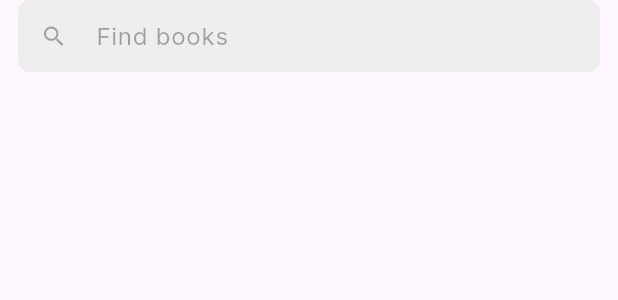
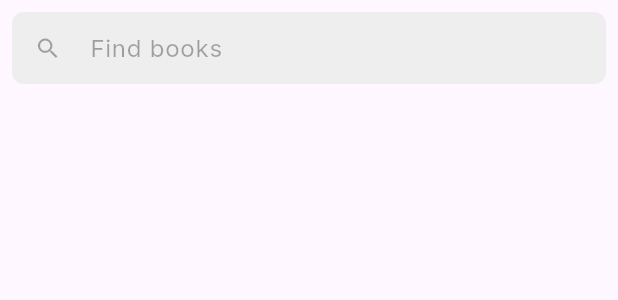
Before and after one commit to ekarobyanto/library_app, a Flutter app: the AppSearchbar widget shown alone on an empty page, opened directly, on a phone screen of 412 x 824 dp. Shown: the top 300 px of the screen. Run offline on Flutter 3.47's test engine with Material 3 defaults, Android fonts, the phone set to English and light mode, and no system bars; our stand-ins replace bloc, cached_network_image, dio, dropdown_search, email_validator, file_picker and 13 more; accounts and stored records are empty; network calls fail.

Commit message:
i forget what i've do, just read the code ehe

```diff
--- a/lib/main.dart
+++ b/lib/main.dart
@@ -11,5 +11,5 @@ void main() async {
   WidgetsFlutterBinding.ensureInitialized();
   await Firebase.initializeApp(options: DefaultFirebaseOptions.currentPlatform);
   Bloc.observer = StateObserver();
-  runApp(const App());
+  runApp(App());
 }
--- a/lib/src/app.dart
+++ b/lib/src/app.dart
@@ -12,20 +12,18 @@ import 'package:library_app/src/router/router.dart';
 import 'package:library_app/src/theme/app_theme.dart';
 
 class App extends StatelessWidget {
-  const App({super.key});
+  App({super.key});
 
   @override
   Widget build(BuildContext context) {
     return MultiRepositoryProvider(
       providers: [
         RepositoryProvider(
-          lazy: false,
           create: (context) => FirebaseAuthService(
             FirebaseAuth.instance,
           ),
         ),
         RepositoryProvider(
-          lazy: false,
           create: (context) => FirebaseRemoteConfigService(
             FirebaseRemoteConfig.instance,
           )..initialize(),
@@ -56,7 +54,13 @@ class App extends StatelessWidget {
           title: 'Library App',
           routerConfig: router,
           debugShowCheckedModeBanner: false,
-          theme: ThemeData(
+          theme: appThemeData,
+        ),
+      ),
+    );
+  }
+
+  final ThemeData appThemeData = ThemeData(
     primaryColor: color.primaryColor,
     splashColor: color.primaryShade,
     fontFamily: appFont.fontFamily,
@@ -78,9 +82,5 @@ class App extends StatelessWidget {
         ),
       ),
     ),
-          ),
-        ),
-      ),
   );
 }
-}
--- /dev/null
+++ b/lib/src/core/constants/base_url.dart
@@ -0,0 +1,2 @@
+// ignore: constant_identifier_names
+const String BASE_URL = 'base_url';
--- /dev/null
+++ b/lib/src/core/constants/index.dart
@@ -0,0 +1 @@
+export 'base_url.dart';
--- a/lib/src/core/service/remote_config_service.dart
+++ b/lib/src/core/service/remote_config_service.dart
@@ -3,7 +3,7 @@ import 'package:flutter/services.dart';
 import 'package:library_app/src/core/internal/logger.dart';
 
 class FirebaseRemoteConfigService {
-  late FirebaseRemoteConfig _remoteConfig;
+  final FirebaseRemoteConfig _remoteConfig;
 
   FirebaseRemoteConfigService(this._remoteConfig);
   Future<void> initialize() async {
--- a/lib/src/features/library/presentation/widgets/library_appbar.dart
+++ b/lib/src/features/library/presentation/widgets/library_appbar.dart
@@ -22,6 +22,7 @@ PreferredSizeWidget libraryAppbar() {
     bottom: AppSearchbar(
       isEnable: false,
       placeholder: "Find books",
+      padding: const EdgeInsets.all(8.0),
       onPress: () => router.pushNamed('search-books'),
     ),
   );
--- a/lib/src/router/router.dart
+++ b/lib/src/router/router.dart
@@ -1,10 +1,11 @@
 import 'package:flutter/material.dart';
 import 'package:go_router/go_router.dart';
 import 'package:library_app/src/features/auth/auth_screen.dart';
+import 'package:library_app/src/features/book/presentation/book_screen.dart';
+import 'package:library_app/src/features/book/presentation/upload_book/book_form.dart';
 import 'package:library_app/src/features/dashboard/presentation/dashboard_screen.dart';
 import 'package:library_app/src/features/library/presentation/library_screen.dart';
 import 'package:library_app/src/features/library/presentation/library_search.dart';
-import 'package:library_app/src/features/library/presentation/upload_book/book_form.dart';
 import 'package:library_app/src/features/main_scaffold.dart';
 import 'package:library_app/src/utils/create_go_route_instance.dart';
 
@@ -63,6 +64,14 @@ final GoRouter router = GoRouter(
       ],
     ),
     createGoRouteInstance(
+      route: '/book-detail/:id',
+      pageBuilder: (context, state) => MaterialPage(
+        child: BookScreen(
+          bookId: state.pathParameters['id']!,
+        ),
+      ),
+    ),
+    createGoRouteInstance(
       route: '/create-book',
       screen: const BookForm(),
     )
--- a/lib/src/widgets/searchbar.dart
+++ b/lib/src/widgets/searchbar.dart
@@ -6,6 +6,18 @@ class AppSearchbar extends StatelessWidget implements PreferredSizeWidget {
   final FocusNode? focusNode;
   final bool? isEnable;
   final void Function()? onPress;
+  final AlignmentGeometry? alignment;
+  final EdgeInsetsGeometry? padding;
+  final Color? color;
+  final Decoration? decoration;
+  final Decoration? foregroundDecoration;
+  final double? width;
+  final double? height;
+  final BoxConstraints? constraints;
+  final EdgeInsetsGeometry? margin;
+  final Matrix4? transform;
+  final AlignmentGeometry? transformAlignment;
+  final Clip clipBehavior = Clip.none;
 
   const AppSearchbar({
     super.key,
@@ -14,14 +26,35 @@ class AppSearchbar extends StatelessWidget implements PreferredSizeWidget {
     this.focusNode,
     this.isEnable,
     this.onPress,
+    this.alignment,
+    this.padding,
+    this.color,
+    this.decoration,
+    this.foregroundDecoration,
+    this.width,
+    this.height,
+    this.constraints,
+    this.margin,
+    this.transform,
+    this.transformAlignment,
   });
 
   @override
   Widget build(BuildContext context) {
     return Hero(
       tag: 'searchbar',
-      child: Padding(
-        padding: const EdgeInsets.symmetric(horizontal: 12),
+      child: Container(
+        padding: padding,
+        color: color,
+        decoration: decoration,
+        foregroundDecoration: foregroundDecoration,
+        width: width,
+        height: height,
+        constraints: constraints,
+        margin: margin,
+        transform: transform,
+        transformAlignment: transformAlignment,
+        alignment: alignment,
         child: GestureDetector(
           onTap: onPress,
           child: Container(
@@ -34,11 +67,11 @@ class AppSearchbar extends StatelessWidget implements PreferredSizeWidget {
               focusNode: focusNode,
               textAlignVertical: TextAlignVertical.center,
               decoration: InputDecoration(
+                isDense: true,
+                alignLabelWithHint: true,
+                border: InputBorder.none,
                 hintText: placeholder ?? 'Search',
-                border: InputBorder.none,
                 prefixIcon: const Icon(Icons.search),
-                alignLabelWithHint: true,
-                isDense: true,
               ),
             ),
           ),
```
Also changed, not shown: lib/src/core/service/interceptors/url_interceptor.dart (+4 -3 lines), lib/src/features/auth/listeners/auth_listener.dart (+16 -2 lines), lib/src/features/book/presentation/book_screen.dart (added, +16 -0 lines), lib/src/features/book/presentation/upload_book/book_form.dart (renamed from lib/src/features/library/presentation/upload_book/book_form.dart, +2 -19 lines), lib/src/features/library/presentation/widgets/horizontal_book_list.dart (+12 -8 lines), lib/src/widgets/application_appbar.dart (added, +23 -0 lines), lib/src/widgets/book_card.dart (+6 -2 lines). Lines whose indentation alone changed are shown as unchanged.
